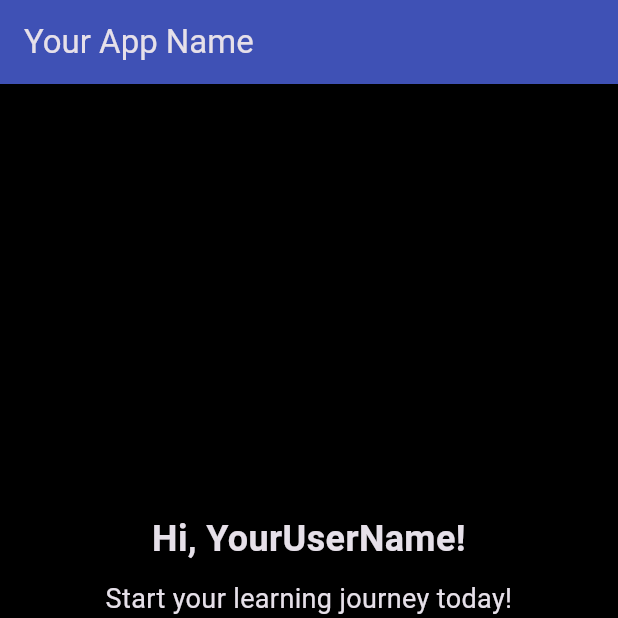
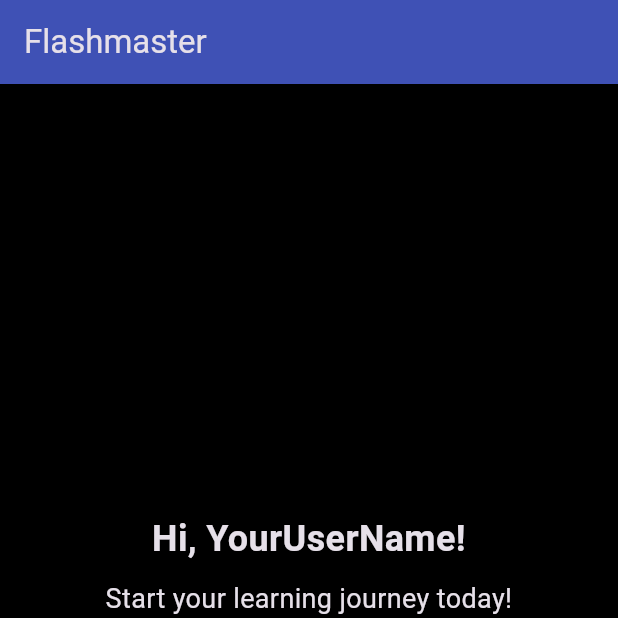
Before and after one commit to ashwinpraveengo/Flashcard, a Flutter app: the WelcomePage screen opened directly, on a phone screen of 412 x 824 dp, the top half of it. Run offline on Flutter 3.47's test engine with Material 3 defaults, Android fonts, the phone set to English and light mode, and no system bars; our stand-ins replace flip_card, google_sign_in; missing offline and left inert: flutter_math_fork.

Commit message:
Renamed App Name

```diff
--- a/flashcard/lib/welcome_page.dart
+++ b/flashcard/lib/welcome_page.dart
@@ -11,7 +11,7 @@ class WelcomePage extends StatelessWidget {
   Widget build(BuildContext context) {
     return Scaffold(
       appBar: AppBar(
-        title: const Text("Your App Name"),
+        title: const Text("Flashmaster"),
       ),
       body: Padding(
         padding: const EdgeInsets.all(16.0),
```
